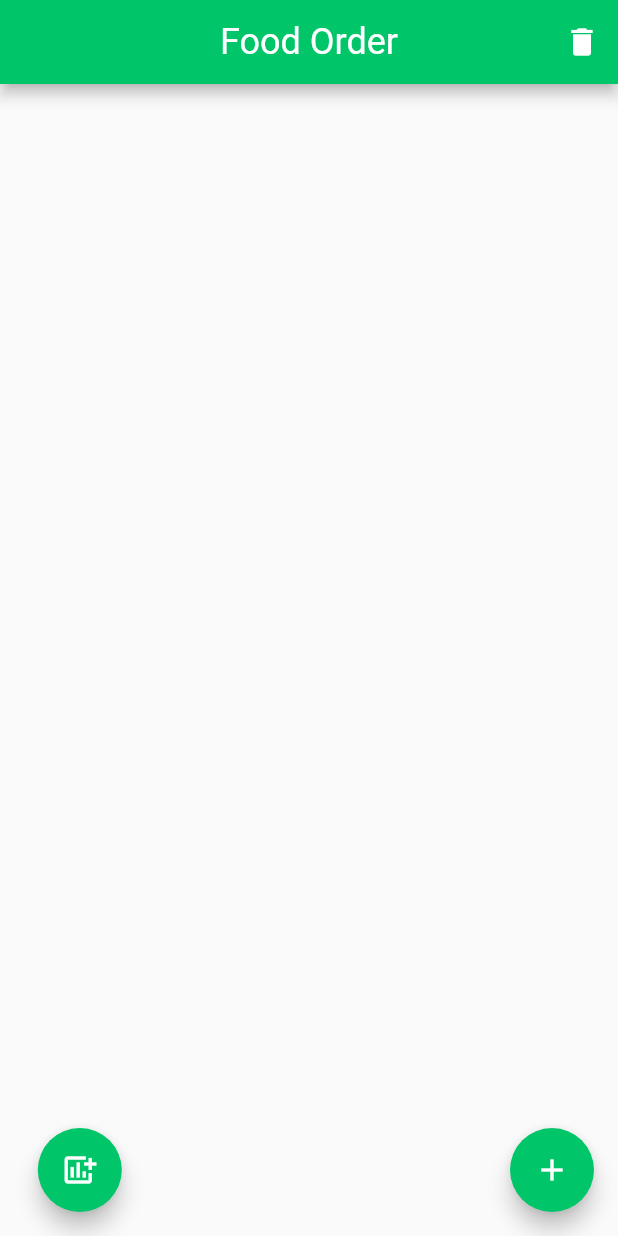
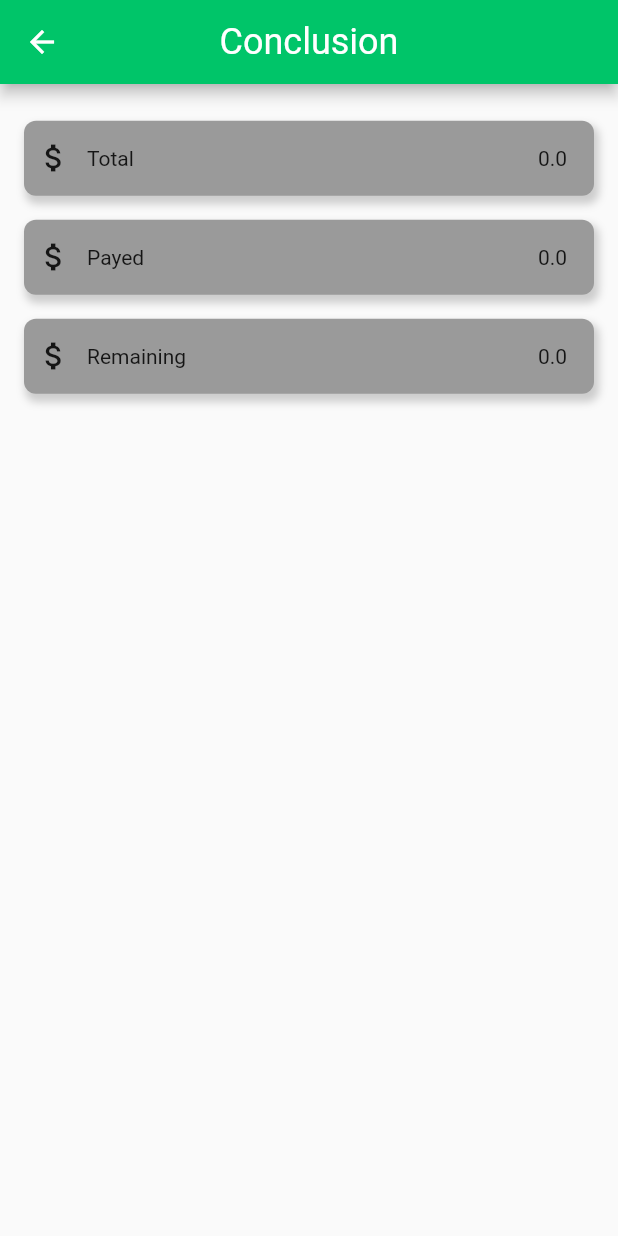
Before and after one commit to MuhammadTarek10/automation-food, a Flutter app: the screen it shows after launch, after a tap on the "add chart" icon, on a phone screen of 412 x 824 dp. Run offline on Flutter 3.47's test engine with Material 2 defaults, Android fonts, the phone set to English and light mode, and no system bars; drawn by our look-alikes of getwidget; our stand-ins replace cool_alert, dartz, equatable, flutter_bloc, fluttertoast, get_it and 2 more; missing offline and left inert: dart:ffi; accounts and stored records are empty.

Commit message:
finished version 1 from the application, icon remainig

```diff
--- a/lib/config/routes.dart
+++ b/lib/config/routes.dart
@@ -25,7 +25,12 @@ class AppRouterGenerator {
           ),
         );
       case Routes.conclusionRoute:
-        return MaterialPageRoute(builder: (context) => const ConclusionView());
+        return MaterialPageRoute(
+          builder: (context) => BlocProvider(
+            create: (context) => instance<FoodOrderBloc>(),
+            child: const ConclusionView(),
+          ),
+        );
       default:
         return undefined();
     }
--- a/lib/core/injector/injector.dart
+++ b/lib/core/injector/injector.dart
@@ -34,7 +34,8 @@ Future<dynamic> _createDatabase(Database db, int version) async {
     "${AppStrings.databaseColOrder}" TEXT NOT NULL,
     "${AppStrings.databaseColPrice}" DOUBLE NOT NULL,
     "${AppStrings.databaseColPayed}" DOUBLE NOT NULL,
-    "${AppStrings.databaseColRemaining}" DOUBLE NOT NULL
+    "${AppStrings.databaseColRemaining}" DOUBLE NOT NULL,
+    "${AppStrings.databaseColDone}" BOOL NOT NULL
   )
   ''',
   );
--- a/lib/core/utils/app_colors.dart
+++ b/lib/core/utils/app_colors.dart
@@ -5,4 +5,6 @@ class AppColors{
   static const Color hint = Color(0xFF9A9A9A);
   static const Color appBar = Color(0xFF00C569);
   static const Color appBarText = Color(0xFFFFFFFF);
+
+  static const Color conclusionCardColor = Color(0xFF00C569);
 }
--- a/lib/core/utils/app_sizes.dart
+++ b/lib/core/utils/app_sizes.dart
@@ -1,4 +1,5 @@
 class AppSizes {
   static const double floatingAcitonButtonsPaddingLeftPrecentage = 0.1;
   static const double sizeBetweenOrderCardDeleteAndEdit = 0.02;
+  static const double conclusionCardSizeDifference = 0.02;
 }
--- a/lib/core/utils/app_strings.dart
+++ b/lib/core/utils/app_strings.dart
@@ -5,12 +5,15 @@ class AppStrings {
 
   // database
   static const int databaseVersion = 1;
+  static const int orderModelDone = 1;
+  static const int orderModelNotDone = 0;
   static const String databaseColId = "id";
   static const String databaseColName = "name";
   static const String databaseColOrder = "order";
   static const String databaseColPrice = "price";
   static const String databaseColPayed = "payed";
   static const String databaseColRemaining = "remaining";
+  static const String databaseColDone = "done";
   static const String databaseTableName = "orders";
 
   // failure messages
@@ -37,15 +40,25 @@ class AppStrings {
   static const String orderHintText = "Order";
   static const String priceHintText = "Price";
   static const String payedHintText = "Payed";
+  static const String remainingHintText = "Remaining";
+  static const String addOrderFloatingActionButtonTag = "ADD_ORDER";
+  static const String getConclusionFloatingActionButtonTag = "GET_CONCLUSION";
 
   // dialog text buttons and content
   static const String addOrderButtonText = "Add Order";
   static const String cancelOrderButtonText = "Cancel";
+  static const String saveOrderButtonText = "Save";
   static const String deleteOrderButtonText = "Delete";
   static const String deleteOrderTitle = "Delete Order";
-  static const String deleteOrderContent = "Are you sure you want to delete this order?";
+  static const String deleteOrderContent =
+      "Are you sure you want to delete this order?";
   static const String deleteAllOrdersTitle = "Delete All Orders";
-  static const String deleteAllOrdersContent = "Are you sure you want to delete all orders?";
+  static const String deleteAllOrdersContent =
+      "Are you sure you want to delete all orders?";
 
   // conclusion view
+  static const String conclusionTitle = "Conclusion";
+  static const String conclusionPayedText = "Payed";
+  static const String conclusionRemainingText = "Remaining";
+  static const String conclusionTotalText = "Total";
 }
--- a/lib/features/food_order/data/datasources/local_data_source.dart
+++ b/lib/features/food_order/data/datasources/local_data_source.dart
@@ -1,3 +1,4 @@
+
 import 'package:auto_food/core/utils/app_strings.dart';
 import 'package:auto_food/features/food_order/data/datasources/data_source.dart';
 import 'package:auto_food/features/food_order/data/models/conclusion_model.dart';
@@ -20,7 +21,8 @@ class LocalDataSource implements DataSource {
         AppStrings.databaseColPrice,
         AppStrings.databaseColPrice,
         AppStrings.databaseColPayed,
-        AppStrings.databaseColRemaining
+        AppStrings.databaseColRemaining,
+        AppStrings.databaseColDone
       ],
     );
     return OrderModel.fromJsonList(orders);
@@ -62,8 +64,25 @@ class LocalDataSource implements DataSource {
   }
 
   @override
-  Future<ConclusionModel> getConclusion() {
-    // TODO: implement getConclusion
-    throw UnimplementedError();
+  Future<ConclusionModel> getConclusion() async {
+    final orders = await getOrders();
+    double totalPrice = 0;
+    double totalPayed = 0;
+    double totalRemaining = 0;
+    Map<String, int> totalByFood = {};
+    for (final order in orders) {
+      totalPrice += order.price;
+      totalPayed += order.payed;
+      totalRemaining += order.remaining;
+      totalByFood[order.order] = totalByFood.containsKey(order.order)
+          ? totalByFood[order.order]! + 1
+          : 1;
+    }
+    return ConclusionModel(
+      total: totalPrice,
+      payed: totalPayed,
+      remaining: totalRemaining,
+      orderCount: totalByFood,
+    );
   }
 }
--- a/lib/features/food_order/data/models/conclusion_model.dart
+++ b/lib/features/food_order/data/models/conclusion_model.dart
@@ -1,21 +1,28 @@
-import 'package:auto_food/features/food_order/data/models/order_model.dart';
-
 class ConclusionModel {
-  final List<OrderModel> orders;
+  final double total;
+  final double payed;
+  final double remaining;
+  final Map<String, int> orderCount;
 
   const ConclusionModel({
-    required this.orders,
+    required this.total,
+    required this.payed,
+    required this.remaining,
+    required this.orderCount
   });
 
-  factory ConclusionModel.fromJson(Map<String, dynamic> json) {
-    return ConclusionModel(
-      orders: OrderModel.fromJsonList(json['orders']),
-    );
-  }
+  factory ConclusionModel.fromJson(Map<String, dynamic> json) =>
+      ConclusionModel(
+        total: json['total'] as double,
+        payed: json['payed'] as double,
+        remaining: json['remaining'] as double,
+        orderCount: json['orderCount'] as Map<String, int>,
+      );
 
-  Map<String, dynamic> toJson() {
-    return {
-      'orders': orders.map((order) => order.toJson()).toList(),
-    };
-  }
+  Map<String, dynamic> toJson() => {
+        'total': total,
+        'payed': payed,
+        'remaining': remaining,
+        'orderCount': orderCount,
+      };
 }
--- a/lib/features/food_order/data/models/order_model.dart
+++ b/lib/features/food_order/data/models/order_model.dart
@@ -5,6 +5,7 @@ class OrderModel {
   final double price;
   final double payed;
   final double remaining;
+  int done;
 
   OrderModel({
     required this.id,
@@ -13,6 +14,7 @@ class OrderModel {
     required this.price,
     required this.payed,
     required this.remaining,
+    required this.done,
   });
 
   factory OrderModel.fromJson(Map<String, dynamic> json) {
@@ -23,6 +25,7 @@ class OrderModel {
       price: json['price'] as double,
       payed: json['payed'] as double,
       remaining: json['remaining'] as double,
+      done: json['done'] as int,
     );
   }
 
@@ -34,6 +37,7 @@ class OrderModel {
       'price': price,
       'payed': payed,
       'remaining': remaining,
+      'done': done,
     };
   }
 
--- a/lib/features/food_order/data/repositories/repository_impl.dart
+++ b/lib/features/food_order/data/repositories/repository_impl.dart
@@ -27,9 +27,13 @@ class RepositoryImpl implements Repository {
   }
 
   @override
-  Future<Either<Failure, ConclusionModel>> getConclusion() {
-    // TODO: implement getConclusion
-    throw UnimplementedError();
+  Future<Either<Failure, ConclusionModel>> getConclusion() async {
+    try {
+      final conclusion = await localDataSource.getConclusion();
+      return Right(conclusion);
+    } on CacheException {
+      return Left(CacheFailure());
+    }
   }
 
   @override
@@ -54,8 +58,8 @@ class RepositoryImpl implements Repository {
   }
 
   @override
-  Future<Either<Failure, void>> deleteAllOrders() async{
-    try{
+  Future<Either<Failure, void>> deleteAllOrders() async {
+    try {
       await localDataSource.deleteAllOrders();
       return const Right(Void);
     } on Exception {
--- a/lib/features/food_order/presentation/bloc/food_order_bloc.dart
+++ b/lib/features/food_order/presentation/bloc/food_order_bloc.dart
@@ -1,4 +1,6 @@
 import 'package:auto_food/core/usecases/usecases.dart';
+import 'package:auto_food/core/utils/app_strings.dart';
+import 'package:auto_food/features/food_order/data/models/conclusion_model.dart';
 import 'package:auto_food/features/food_order/data/models/order_model.dart';
 import 'package:auto_food/features/food_order/domain/usecases/conclusion_usecase.dart';
 import 'package:auto_food/features/food_order/domain/usecases/order_usecase.dart';
@@ -22,7 +24,7 @@ class FoodOrderBloc extends Bloc<FoodOrderEvent, FoodOrderState> {
     required this.getOrdersUseCase,
     required this.updateOrderUseCase,
     required this.deleteAllOrdersUseCase,
-    required this.getConclusionUseCase
+    required this.getConclusionUseCase,
   }) : super(FoodOrderInitial()) {
     on<AddOrderEvent>((event, emit) async {
       emit(AddingOrderLoadingState());
@@ -33,6 +35,7 @@ class FoodOrderBloc extends Bloc<FoodOrderEvent, FoodOrderState> {
         price: event.price,
         payed: event.payed,
         remaining: event.remaining,
+        done: AppStrings.orderModelNotDone,
       );
       emit(
         (await saveOrderUseCase.call(order)).fold(
@@ -81,5 +84,16 @@ class FoodOrderBloc extends Bloc<FoodOrderEvent, FoodOrderState> {
         ),
       );
     });
+
+    on<GoToConclusionEvent>((event, emit) async {
+      emit(ConclusionInitialState());
+      emit(ConclusionLoaidingState());
+      emit(
+        (await getConclusionUseCase(NoParams())).fold(
+          (failure) => ConclusionErrorState(message: failure.getMessage),
+          (conclusion) => ConclusionLoadedState(conclusion: conclusion),
+        ),
+      );
+    });
   }
 }
--- a/lib/features/food_order/presentation/bloc/food_order_event.dart
+++ b/lib/features/food_order/presentation/bloc/food_order_event.dart
@@ -48,3 +48,5 @@ class UpdateOrderEvent extends FoodOrderEvent {
 
 
 class DeleteAllOrdersEvent extends FoodOrderEvent {}
+
+class GoToConclusionEvent extends FoodOrderEvent {}
--- a/lib/features/food_order/presentation/bloc/food_order_state.dart
+++ b/lib/features/food_order/presentation/bloc/food_order_state.dart
@@ -35,3 +35,25 @@ class AddingOrderErrorState extends FoodOrderState {
   @override
   List<Object> get props => [message];
 }
+
+class ConclusionInitialState extends FoodOrderState {}
+
+class ConclusionLoaidingState extends FoodOrderState {}
+
+class ConclusionErrorState extends FoodOrderState {
+  final String message;
+
+  const ConclusionErrorState({required this.message});
+
+  @override
+  List<Object> get props => [message];
+}
+
+class ConclusionLoadedState extends FoodOrderState {
+  final ConclusionModel conclusion;
+
+  const ConclusionLoadedState({required this.conclusion});
+
+  @override
+  List<ConclusionModel> get props => [conclusion];
+}
--- a/lib/features/food_order/presentation/views/conclusion_view.dart
+++ b/lib/features/food_order/presentation/views/conclusion_view.dart
@@ -1,4 +1,9 @@
+import 'package:auto_food/core/utils/app_strings.dart';
+import 'package:auto_food/features/food_order/data/models/conclusion_model.dart';
+import 'package:auto_food/features/food_order/presentation/bloc/food_order_bloc.dart';
+import 'package:auto_food/features/food_order/presentation/widgets/conclusion_card.dart';
 import 'package:flutter/material.dart';
+import 'package:flutter_bloc/flutter_bloc.dart';
 
 class ConclusionView extends StatefulWidget {
   const ConclusionView({Key? key}) : super(key: key);
@@ -8,12 +13,40 @@ class ConclusionView extends StatefulWidget {
 }
 
 class _ConclusionViewState extends State<ConclusionView> {
+  late FoodOrderBloc foodOrderBloc;
+  late ConclusionModel conclusion;
+
+  @override
+  void initState() {
+    super.initState();
+    foodOrderBloc = BlocProvider.of<FoodOrderBloc>(context);
+    foodOrderBloc.add(GoToConclusionEvent());
+  }
+
   @override
   Widget build(BuildContext context) {
-    return Scaffold(
-      appBar: AppBar(
-        title: const Text("ASD"),
-      ),
+    return BlocBuilder<FoodOrderBloc, FoodOrderState>(
+      builder: (context, state) {
+        return Scaffold(
+          appBar: AppBar(
+            title: const Text(AppStrings.conclusionTitle),
+          ),
+          body: state is ConclusionLoadedState
+              ? _buildConclusion(state)
+              : _buildLoading(),
+        );
+      },
     );
   }
+
+  Widget _buildLoading() {
+    return const Center(
+      child: CircularProgressIndicator(),
+    );
+  }
+
+  Widget _buildConclusion(ConclusionLoadedState state) {
+    conclusion = state.conclusion;
+    return ConclusionCard(conclusion: conclusion);
+  }
 }
--- a/lib/features/food_order/presentation/views/order_view.dart
+++ b/lib/features/food_order/presentation/views/order_view.dart
@@ -1,3 +1,4 @@
+import 'package:auto_food/config/routes.dart';
 import 'package:auto_food/core/utils/app_colors.dart';
 import 'package:auto_food/core/utils/app_constants.dart';
 import 'package:auto_food/core/utils/app_sizes.dart';
@@ -62,7 +63,8 @@ class _OrderViewState extends State<OrderView> {
         }
       }, builder: (context, state) {
         if (state is DataLoadedState) {
-          final orders = state.orders;
+          final orders = state.orders
+            ..sort((a, b) => b.remaining.compareTo(a.remaining));
           return ListView.builder(
             itemCount: orders.length,
             itemBuilder: (context, index) {
@@ -88,11 +90,15 @@ class _OrderViewState extends State<OrderView> {
           mainAxisAlignment: MainAxisAlignment.spaceBetween,
           children: [
             FloatingActionButton(
+              heroTag: AppStrings.addOrderFloatingActionButtonTag,
               backgroundColor: AppColors.primary,
-              onPressed: () {},
+              onPressed: () {
+                Navigator.of(context).pushNamed(Routes.conclusionRoute);
+              },
               child: const Icon(Icons.add_chart),
             ),
             FloatingActionButton(
+              heroTag: AppStrings.getConclusionFloatingActionButtonTag,
               backgroundColor: AppColors.primary,
               onPressed: () async {
                 await takeInputsDialog(context, null);
@@ -164,31 +170,49 @@ class _OrderViewState extends State<OrderView> {
         actions: [
           TextButton(
             onPressed: () {
+              Navigator.of(context).pop();
+              _clearInputs();
+            },
+            child: const Text(
+              AppStrings.cancelOrderButtonText,
+            ),
+          ),
+          TextButton(
+            onPressed: () {
               if (_inputsValid()) {
-                foodBloc.add(AddOrderEvent(
-                  name: _nameController.text,
-                  order: _orderController.text,
-                  price: double.parse(_priceController.text),
-                  payed: double.parse(_payedController.text),
-                  remaining: double.parse(_priceController.text) -
-                      double.parse(_payedController.text),
-                ));
+                order == null
+                    ? foodBloc.add(
+                        AddOrderEvent(
+                          name: _nameController.text,
+                          order: _orderController.text,
+                          price: double.parse(_priceController.text),
+                          payed: double.parse(_payedController.text),
+                          remaining: double.parse(_payedController.text) -
+                              double.parse(_priceController.text),
+                        ),
+                      )
+                    : foodBloc.add(
+                        UpdateOrderEvent(
+                          order: OrderModel(
+                              id: order.id,
+                              name: _nameController.text,
+                              order: _orderController.text,
+                              price: double.parse(_priceController.text),
+                              payed: double.parse(_payedController.text),
+                              remaining: double.parse(_payedController.text) -
+                                  double.parse(_priceController.text),
+                              done: order.done),
+                        ),
+                      );
                 Navigator.of(context).pop();
               } else {
                 AppConstants.showToast(message: AppStrings.invalidInputs);
               }
             },
-            child: const Text(
-              AppStrings.addOrderButtonText,
-            ),
-          ),
-          TextButton(
-            onPressed: () {
-              Navigator.of(context).pop();
-              _clearInputs();
-            },
-            child: const Text(
-              AppStrings.cancelOrderButtonText,
+            child: Text(
+              order == null
+                  ? AppStrings.addOrderButtonText
+                  : AppStrings.saveOrderButtonText,
             ),
           ),
         ],
--- /dev/null
+++ b/lib/features/food_order/presentation/widgets/conclusion_card.dart
@@ -0,0 +1,88 @@
+import 'package:auto_food/core/utils/app_colors.dart';
+import 'package:auto_food/core/utils/app_sizes.dart';
+import 'package:auto_food/core/utils/app_strings.dart';
+import 'package:auto_food/core/utils/media_query_values.dart';
+import 'package:auto_food/features/food_order/data/models/conclusion_model.dart';
+import 'package:flutter/material.dart';
+import 'package:getwidget/getwidget.dart';
+
+class ConclusionCard extends StatelessWidget {
+  final ConclusionModel conclusion;
+  const ConclusionCard({
+    Key? key,
+    required this.conclusion,
+  }) : super(key: key);
+
+  @override
+  Widget build(BuildContext context) {
+    return Column(
+      crossAxisAlignment: CrossAxisAlignment.center,
+      children: [
+        for (var key in conclusion.orderCount.keys)
+          GFListTile(
+            title: Row(
+              mainAxisAlignment: MainAxisAlignment.spaceBetween,
+              children: [
+                Text(
+                  key,
+                ),
+                Text(conclusion.orderCount[key].toString())
+              ],
+            ),
+            color: AppColors.primary,
+            avatar: const Icon(
+              Icons.attach_money,
+            ),
+          ),
+        SizedBox(
+          height: context.height * AppSizes.conclusionCardSizeDifference,
+        ),
+        GFListTile(
+          title: Row(
+            mainAxisAlignment: MainAxisAlignment.spaceBetween,
+            children: [
+              const Text(
+                AppStrings.conclusionTotalText,
+              ),
+              Text(conclusion.total.toString())
+            ],
+          ),
+          color: AppColors.hint,
+          avatar: const Icon(
+            Icons.attach_money,
+          ),
+        ),
+        GFListTile(
+          title: Row(
+            mainAxisAlignment: MainAxisAlignment.spaceBetween,
+            children: [
+              const Text(
+                AppStrings.conclusionPayedText,
+              ),
+              Text(conclusion.payed.toString())
+            ],
+          ),
+          color: AppColors.hint,
+          avatar: const Icon(
+            Icons.attach_money,
+          ),
+        ),
+        GFListTile(
+          title: Row(
+            mainAxisAlignment: MainAxisAlignment.spaceBetween,
+            children: [
+              const Text(
+                AppStrings.conclusionRemainingText,
+              ),
+              Text(conclusion.remaining.toString())
+            ],
+          ),
+          color: AppColors.hint,
+          avatar: const Icon(
+            Icons.attach_money,
+          ),
+        ),
+      ],
+    );
+  }
+}
--- a/lib/features/food_order/presentation/widgets/order_card.dart
+++ b/lib/features/food_order/presentation/widgets/order_card.dart
@@ -1,3 +1,5 @@
+import 'dart:async';
+
 import 'package:auto_food/core/utils/app_colors.dart';
 import 'package:auto_food/features/food_order/data/models/order_model.dart';
 import 'package:flutter/material.dart';
@@ -5,13 +7,16 @@ import 'package:getwidget/getwidget.dart';
 
 typedef OrderCallBack = void Function(OrderModel order);
 
+// ignore: must_be_immutable
 class OrderCard extends StatelessWidget {
   final OrderModel order;
 
   final OrderCallBack onDelete;
   final OrderCallBack onEdit;
 
-  const OrderCard({
+  StreamController<int> doneStreamController = StreamController<int>();
+
+  OrderCard({
     Key? key,
     required this.order,
     required this.onDelete,
@@ -20,10 +25,15 @@ class OrderCard extends StatelessWidget {
 
   @override
   Widget build(BuildContext context) {
+    return StreamBuilder<int>(
+      stream: doneStreamController.stream,
+      builder: (context, snapshot) {
         return GFListTile(
           avatar: GFAvatar(
-        backgroundColor: AppColors.hint,
-        child: Text(order.name[0].toString()),
+            backgroundColor: snapshot.data != null && snapshot.data == 1
+                ? AppColors.primary
+                : AppColors.hint,
+            child: Text(order.remaining.toString()),
           ),
           titleText: order.name,
           subTitleText: order.order,
@@ -32,6 +42,12 @@ class OrderCard extends StatelessWidget {
             onTap: () => onDelete(order),
           ),
           onTap: () => onEdit(order),
+          onLongPress: () {
+            order.done = (order.done - 1).abs();
+            doneStreamController.add(order.done);
+          },
+        );
+      },
     );
   }
 }
```
Also changed, not shown: 2 other files. Lines whose indentation alone changed are shown as unchanged.
